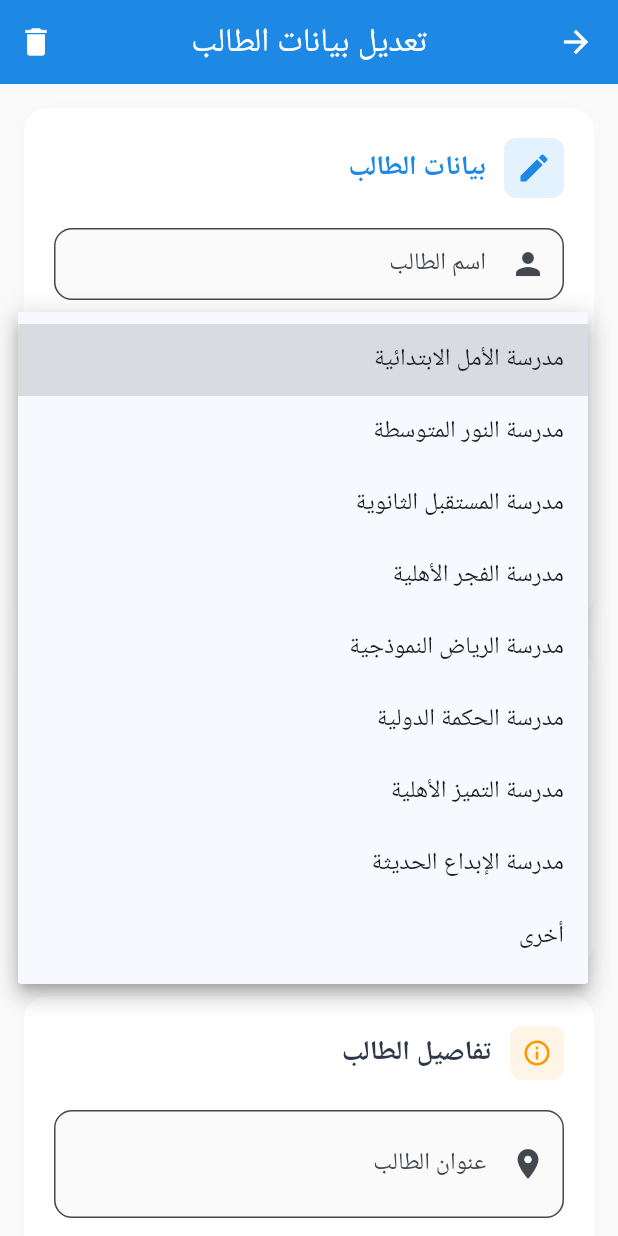
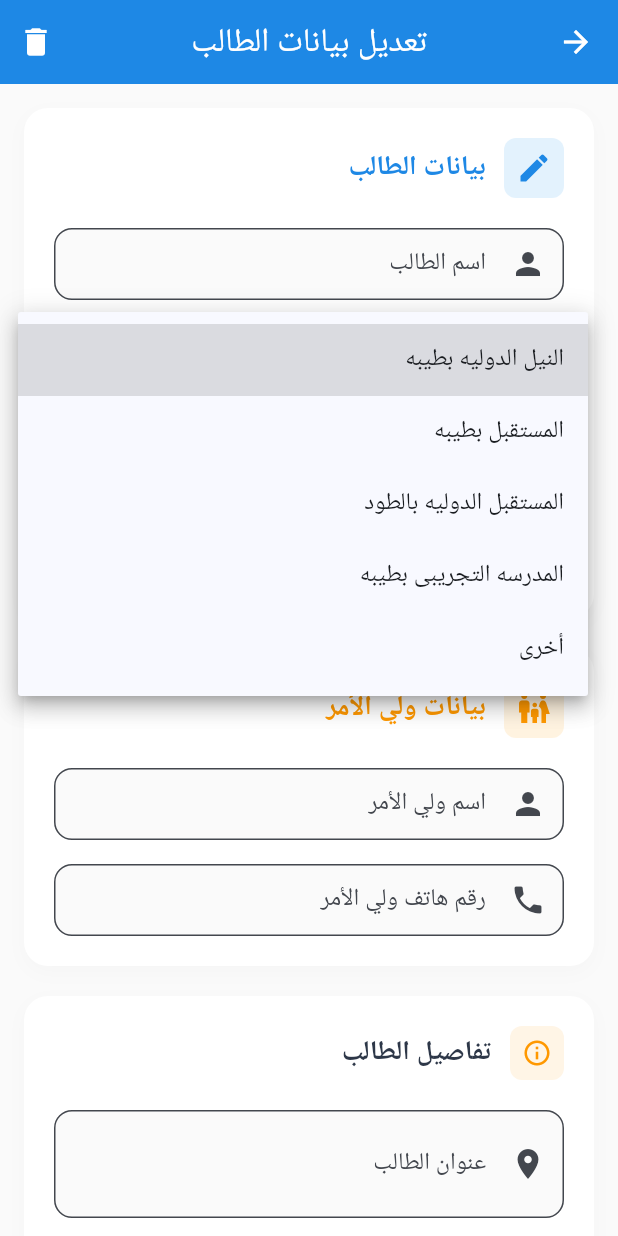
Before and after one commit to mustafa2080/mybus, a Flutter app: the EditStudentScreen screen opened directly with empty values, after a tap on "اختر المدرسة", on a phone screen of 412 x 824 dp. Run offline on Flutter 3.47's test engine with Material 3 defaults, Android fonts, the light colour scheme and no system bars; our stand-ins replace cached_network_image, cloud_firestore, cross_file, file_picker, firebase_auth, firebase_core and 9 more; missing offline and left inert: excel, mobile_scanner; accounts and stored records are empty.

Commit message:
استبدال قائمة المدارس بالكامل - تحديث جميع الملفات بالمدارس الجديدة

```diff
--- a/lib/screens/admin/edit_student_screen.dart
+++ b/lib/screens/admin/edit_student_screen.dart
@@ -54,14 +54,10 @@ class _EditStudentScreenState extends State<EditStudentScreen> {
   ];
 
   final List<String> _schoolNames = [
-    'مدرسة الأمل الابتدائية',
-    'مدرسة النور المتوسطة',
-    'مدرسة المستقبل الثانوية',
-    'مدرسة الفجر الأهلية',
-    'مدرسة الرياض النموذجية',
-    'مدرسة الحكمة الدولية',
-    'مدرسة التميز الأهلية',
-    'مدرسة الإبداع الحديثة',
+    'النيل الدوليه بطيبه',
+    'المستقبل بطيبه',
+    'المستقبل الدوليه بالطود',
+    'المدرسه التجريبى بطيبه',
     'أخرى',
   ];
 
--- a/lib/utils/app_constants.dart
+++ b/lib/utils/app_constants.dart
@@ -91,7 +91,7 @@ class AppConstants {
   static const String notificationsEnabledKey = 'notifications_enabled';
 
   // Default Values
-  static const String defaultSchoolName = 'مدرسة النور';
+  static const String defaultSchoolName = 'النيل الدوليه بطيبه';
   static const String defaultBusRoute = 'الخط الأول';
   static const String defaultSupervisorName = 'المشرف';
 
--- a/lib/utils/firebase_setup.dart
+++ b/lib/utils/firebase_setup.dart
@@ -242,7 +242,7 @@ class FirebaseSetup {
           'parentName': 'أحمد محمد',
           'parentPhone': '0501111111',
           'grade': 'الصف الأول',
-          'schoolName': 'مدرسة النور الابتدائية',
+          'schoolName': 'النيل الدوليه بطيبه',
           'busRoute': 'الخط الأول',
         },
         {
@@ -250,7 +250,7 @@ class FirebaseSetup {
           'parentName': 'علي حسن',
           'parentPhone': '0502222222',
           'grade': 'الصف الثاني',
-          'schoolName': 'مدرسة النور الابتدائية',
+          'schoolName': 'المستقبل بطيبه',
           'busRoute': 'الخط الأول',
         },
         {
@@ -258,7 +258,7 @@ class FirebaseSetup {
           'parentName': 'سالم عبدالله',
           'parentPhone': '0503333333',
           'grade': 'الصف الثالث',
-          'schoolName': 'مدرسة النور الابتدائية',
+          'schoolName': 'المستقبل الدوليه بالطود',
           'busRoute': 'الخط الثاني',
         },
         {
@@ -266,7 +266,7 @@ class FirebaseSetup {
           'parentName': 'خالد نور',
           'parentPhone': '0504444444',
           'grade': 'الصف الرابع',
-          'schoolName': 'مدرسة النور الابتدائية',
+          'schoolName': 'المدرسه التجريبى بطيبه',
           'busRoute': 'الخط الثاني',
         },
         {
@@ -274,7 +274,7 @@ class FirebaseSetup {
           'parentName': 'إبراهيم يوسف',
           'parentPhone': '0505555555',
           'grade': 'الصف الخامس',
-          'schoolName': 'مدرسة النور الابتدائية',
+          'schoolName': 'النيل الدوليه بطيبه',
           'busRoute': 'الخط الثالث',
         },
       ];
```
